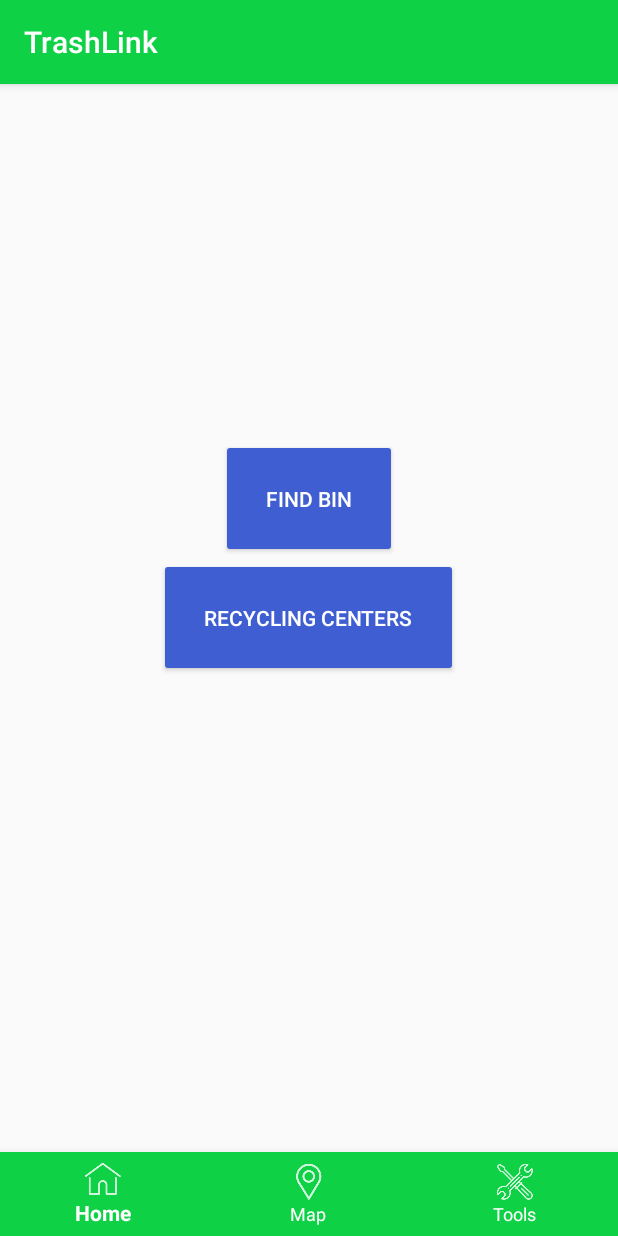
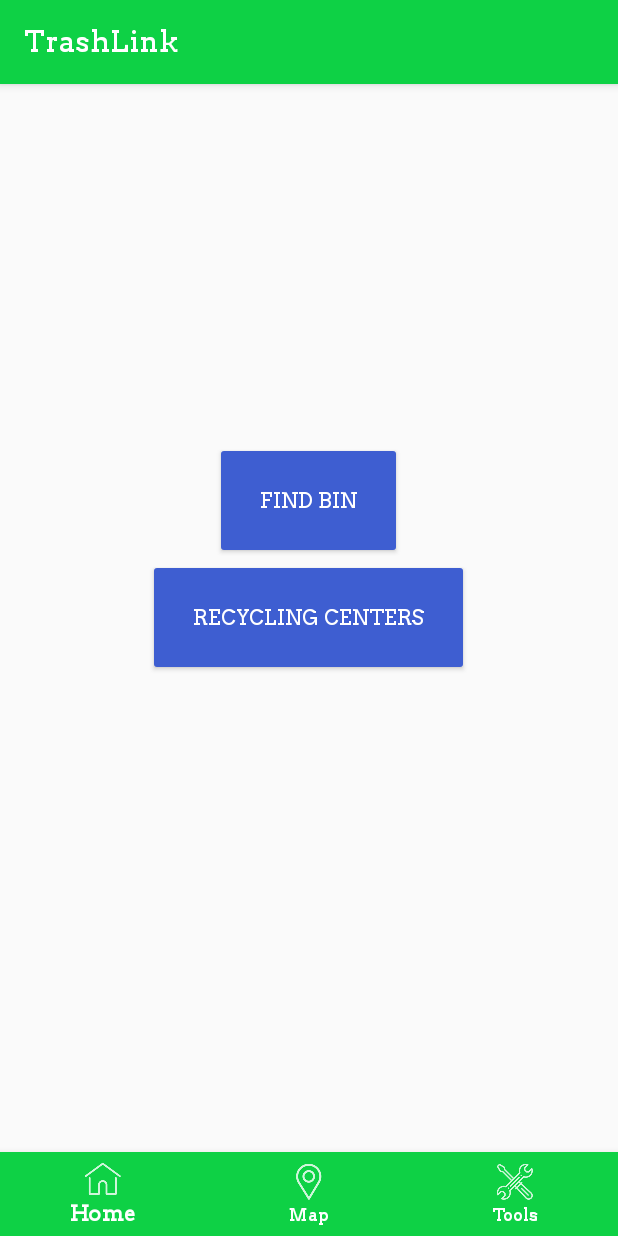
Before and after one commit to kelvilee/TheWorld, an Android app: the screen it shows after launch (MainActivity), on a phone screen of 412 x 824 dp. Run offline under Robolectric (Android 15) with nearby library versions, the phone set to English and light mode, and no system bars; 3 statements that could not run were skipped.

Commit message:
Added custom font

```diff
--- a/app/src/main/res/layout/fragment_home.xml
+++ b/app/src/main/res/layout/fragment_home.xml
@@ -5,14 +5,14 @@
 
     <Button
         android:id="@+id/map_button"
+        style="@style/Widget.AppCompat.Button.Colored"
         android:layout_width="wrap_content"
         android:layout_height="wrap_content"
-        android:text="@string/map_button_label"
+        android:layout_above="@id/recycling_button"
+        android:layout_centerHorizontal="true"
         android:onClick="goToMap"
-        style="@style/Widget.AppCompat.Button.Colored"
         android:padding="30sp"
-        android:layout_above="@id/recycling_button"
-        android:layout_centerHorizontal="true"/>
+        android:text="@string/map_button_label" />
 
     <Button
         android:id="@+id/recycling_button"
--- a/app/src/main/res/values/styles.xml
+++ b/app/src/main/res/values/styles.xml
@@ -3,6 +3,7 @@
     <!-- Base application theme. -->
     <style name="AppTheme" parent="Theme.AppCompat.Light.DarkActionBar">
         <!-- Customize your theme here. -->
+        <item name="android:fontFamily">@font/arvo</item>
         <item name="colorPrimary">@color/colorPrimary</item>
         <item name="colorPrimaryDark">@color/colorPrimaryDark</item>
         <item name="colorAccent">@color/colorAccent</item>
```
Also changed, not shown: app/src/main/res/font/arvo.ttf (added).
